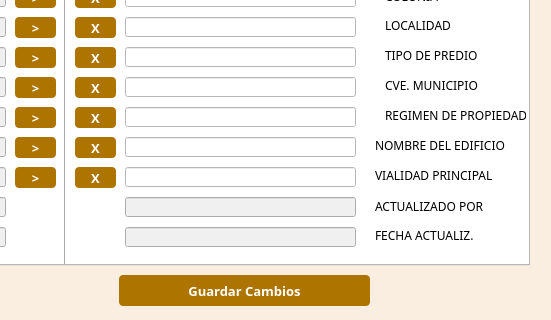
dignacio/python, file master/funciones/revisioncampo/CedulaPadron_dialog_base.ui: the form before one commit; both pictures show x 441 to 992 and y 185 to 505 of the 992 by 505 pixel window.
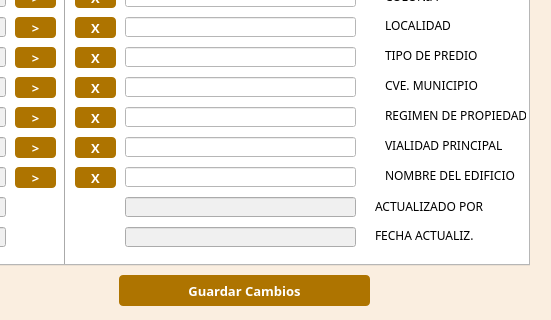
The form after the commit.

Diff of the .ui file:
```diff
--- a/master/funciones/revisioncampo/CedulaPadron_dialog_base.ui
+++ b/master/funciones/revisioncampo/CedulaPadron_dialog_base.ui
@@ -1104,8 +1104,8 @@
     <widget class="QLabel" name="label_24">
      <property name="geometry">
       <rect>
-       <x>780</x>
-       <y>280</y>
+       <x>790</x>
+       <y>310</y>
        <width>131</width>
        <height>16</height>
       </rect>
@@ -1195,8 +1195,8 @@
     <widget class="QLabel" name="label_62">
      <property name="geometry">
       <rect>
-       <x>780</x>
-       <y>310</y>
+       <x>790</x>
+       <y>280</y>
        <width>131</width>
        <height>16</height>
       </rect>
@@ -1360,7 +1360,7 @@
      <property name="geometry">
       <rect>
        <x>530</x>
-       <y>280</y>
+       <y>310</y>
        <width>231</width>
        <height>20</height>
       </rect>
@@ -1375,7 +1375,7 @@
      <property name="geometry">
       <rect>
        <x>530</x>
-       <y>310</y>
+       <y>280</y>
        <width>231</width>
        <height>20</height>
       </rect>
```
